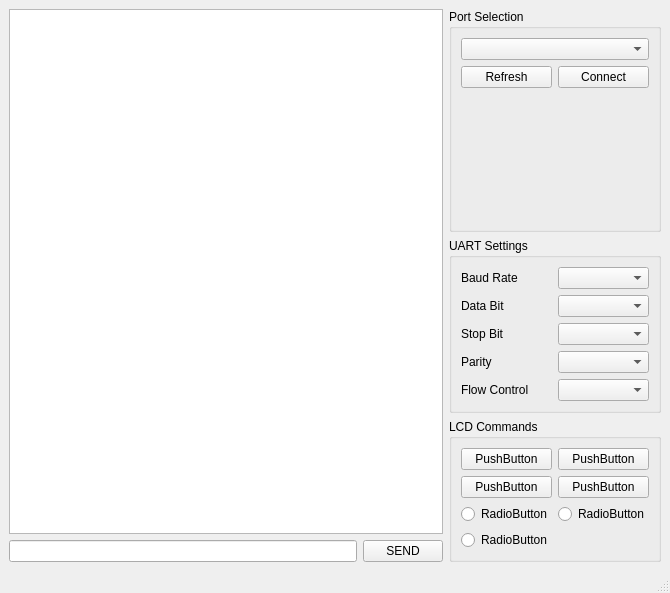
erguvann/serial_port_com, file mainwindow.ui: the form before one commit.
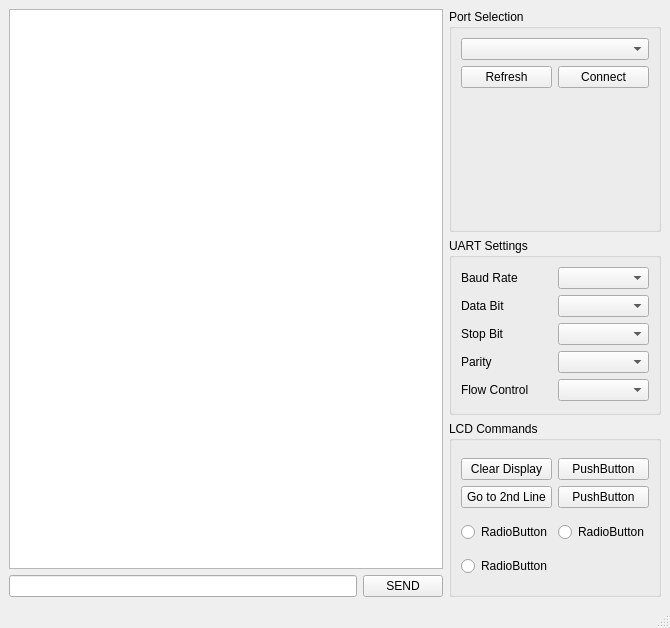
The form after the commit.

Commit message:
Control buttons added for 1602
- button to clean the LCD display added
- button to move the cursor to second line of LCD display added

The edit to the form file:
```diff
--- a/mainwindow.ui
+++ b/mainwindow.ui
@@ -7,7 +7,7 @@
     <x>0</x>
     <y>0</y>
     <width>670</width>
-    <height>514</height>
+    <height>628</height>
    </rect>
   </property>
   <property name="windowTitle">
@@ -200,7 +200,7 @@
              <item>
               <widget class="QPushButton" name="pushButton_4">
                <property name="text">
-                <string>PushButton</string>
+                <string>Clear Display</string>
                </property>
               </widget>
              </item>
@@ -218,7 +218,7 @@
              <item>
               <widget class="QPushButton" name="pushButton_2">
                <property name="text">
-                <string>PushButton</string>
+                <string>Go to 2nd Line</string>
                </property>
               </widget>
              </item>
```
Left out of the diff: 4 changed lines with no effect on the pictures. The commit also changes 4 other files.
